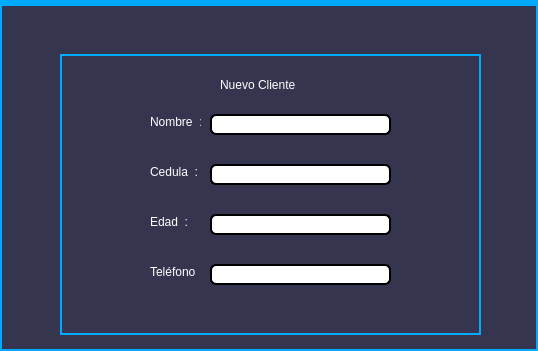
The window that views/categoria.ui (joanmera/Gameverse_Interface) describes before a commit, drawn with Qt 5.
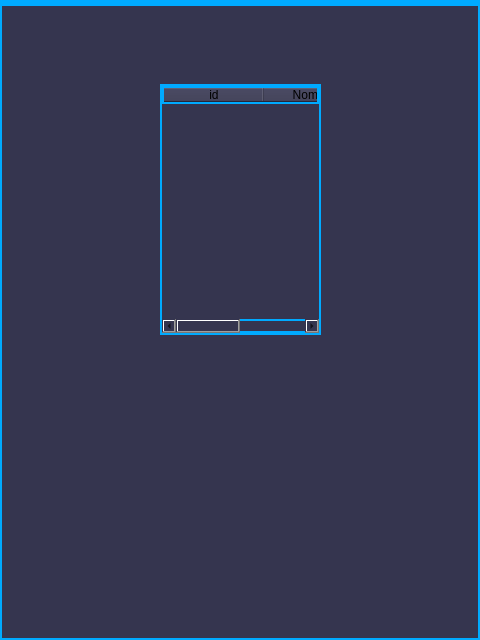
The same window after the commit.

Commit message: solucionados problemas de compatibilidad

The edit to the form file:
```diff
--- a/views/categoria.ui
+++ b/views/categoria.ui
@@ -6,8 +6,8 @@
    <rect>
     <x>0</x>
     <y>0</y>
-    <width>538</width>
-    <height>351</height>
+    <width>480</width>
+    <height>640</height>
    </rect>
   </property>
   <property name="windowTitle">
@@ -21,199 +21,22 @@
    <widget class="QTableWidget" name="tableWidget">
     <property name="geometry">
      <rect>
-      <x>120</x>
-      <y>60</y>
-      <width>311</width>
-      <height>211</height>
+      <x>160</x>
+      <y>80</y>
+      <width>161</width>
+      <height>251</height>
      </rect>
     </property>
     <column>
      <property name="text">
-      <string>id_categoria</string>
+      <string>id</string>
      </property>
     </column>
     <column>
      <property name="text">
-      <string>nombre_categoria</string>
+      <string>Nombre</string>
      </property>
     </column>
-    <column>
-     <property name="text">
-      <string>nombre_juego</string>
-     </property>
-    </column>
-   </widget>
-   <widget class="QWidget" name="widget" native="true">
-    <property name="geometry">
-     <rect>
-      <x>60</x>
-      <y>50</y>
-      <width>421</width>
-      <height>281</height>
-     </rect>
-    </property>
-    <widget class="QLabel" name="label">
-     <property name="geometry">
-      <rect>
-       <x>90</x>
-       <y>60</y>
-       <width>51</width>
-       <height>16</height>
-      </rect>
-     </property>
-     <property name="styleSheet">
-      <string notr="true">color: rgb(255, 255, 255);
-border: 0px solid #00aaff; /* Contorno neon azul */</string>
-     </property>
-     <property name="text">
-      <string>Nombre  :</string>
-     </property>
-    </widget>
-    <widget class="QLabel" name="label_2">
-     <property name="geometry">
-      <rect>
-       <x>90</x>
-       <y>110</y>
-       <width>51</width>
-       <height>16</height>
-      </rect>
-     </property>
-     <property name="styleSheet">
-      <string notr="true">color: rgb(255, 255, 255);
-border: 0px solid #00aaff; /* Contorno neon azul */</string>
-     </property>
-     <property name="text">
-      <string>Cedula  :</string>
-     </property>
-    </widget>
-    <widget class="QLabel" name="label_3">
-     <property name="geometry">
-      <rect>
-       <x>90</x>
-       <y>160</y>
-       <width>51</width>
-       <height>16</height>
-      </rect>
-     </property>
-     <property name="styleSheet">
-      <string notr="true">color: rgb(255, 255, 255);
-border: 0px solid #00aaff; /* Contorno neon azul */</string>
-     </property>
-     <property name="text">
-      <string>Edad  :</string>
-     </property>
-    </widget>
-    <widget class="QLabel" name="label_4">
-     <property name="geometry">
-      <rect>
-       <x>90</x>
-       <y>210</y>
-       <width>51</width>
-       <height>16</height>
-      </rect>
-     </property>
-     <property name="styleSheet">
-      <string notr="true">color: rgb(255, 255, 255);
-border: 0px solid #00aaff; /* Contorno neon azul */</string>
-     </property>
-     <property name="text">
-      <string>Teléfono  :</string>
-     </property>
-    </widget>
-    <widget class="QLineEdit" name="lineEdit_4">
-     <property name="geometry">
-      <rect>
-       <x>150</x>
-       <y>210</y>
-       <width>181</width>
-       <height>21</height>
-      </rect>
-     </property>
-     <property name="styleSheet">
-      <string notr="true">background-color: rgb(255, 255, 255);
-color: rgb(0, 0, 0);
-border-radius: 6px;
-border: 2px solid black;</string>
-     </property>
-     <property name="text">
-      <string/>
-     </property>
-    </widget>
-    <widget class="QLineEdit" name="lineEdit_5">
-     <property name="geometry">
-      <rect>
-       <x>150</x>
-       <y>160</y>
-       <width>181</width>
-       <height>21</height>
-      </rect>
-     </property>
-     <property name="styleSheet">
-      <string notr="true">background-color: rgb(255, 255, 255);
-color: rgb(0, 0, 0);
-border-radius: 6px;
-border: 2px solid black;</string>
-     </property>
-     <property name="text">
-      <string/>
-     </property>
-    </widget>
-    <widget class="QLineEdit" name="lineEdit_6">
-     <property name="geometry">
-      <rect>
-       <x>150</x>
-       <y>110</y>
-       <width>181</width>
-       <height>21</height>
-      </rect>
-     </property>
-     <property name="styleSheet">
-      <string notr="true">background-color: rgb(255, 255, 255);
-color: rgb(0, 0, 0);
-border-radius: 6px;
-border: 2px solid black;</string>
-     </property>
-     <property name="text">
-      <string/>
-     </property>
-    </widget>
-    <widget class="QLineEdit" name="lineEdit_7">
-     <property name="geometry">
-      <rect>
-       <x>150</x>
-       <y>60</y>
-       <width>181</width>
-       <height>21</height>
-      </rect>
-     </property>
-     <property name="styleSheet">
-      <string notr="true">background-color: rgb(255, 255, 255);
-color: rgb(0, 0, 0);
-border-radius: 6px;
-border: 2px solid black;</string>
-     </property>
-     <property name="text">
-      <string/>
-     </property>
-    </widget>
-    <widget class="QLabel" name="label_5">
-     <property name="geometry">
-      <rect>
-       <x>160</x>
-       <y>10</y>
-       <width>231</width>
-       <height>41</height>
-      </rect>
-     </property>
-     <property name="styleSheet">
-      <string notr="true">font: 87 20pt &quot;Arial Black&quot;;
-color: rgb(255, 255, 255);
-border: 0px</string>
-     </property>
-     <property name="text">
-      <string>Nuevo Cliente</string>
-     </property>
-    </widget>
    </widget>
   </widget>
   <widget class="QMenuBar" name="menubar">
@@ -221,8 +44,8 @@
     <rect>
      <x>0</x>
      <y>0</y>
-     <width>538</width>
-     <height>25</height>
+     <width>480</width>
+     <height>22</height>
     </rect>
    </property>
   </widget>
```
The commit also changes 1 other file.
